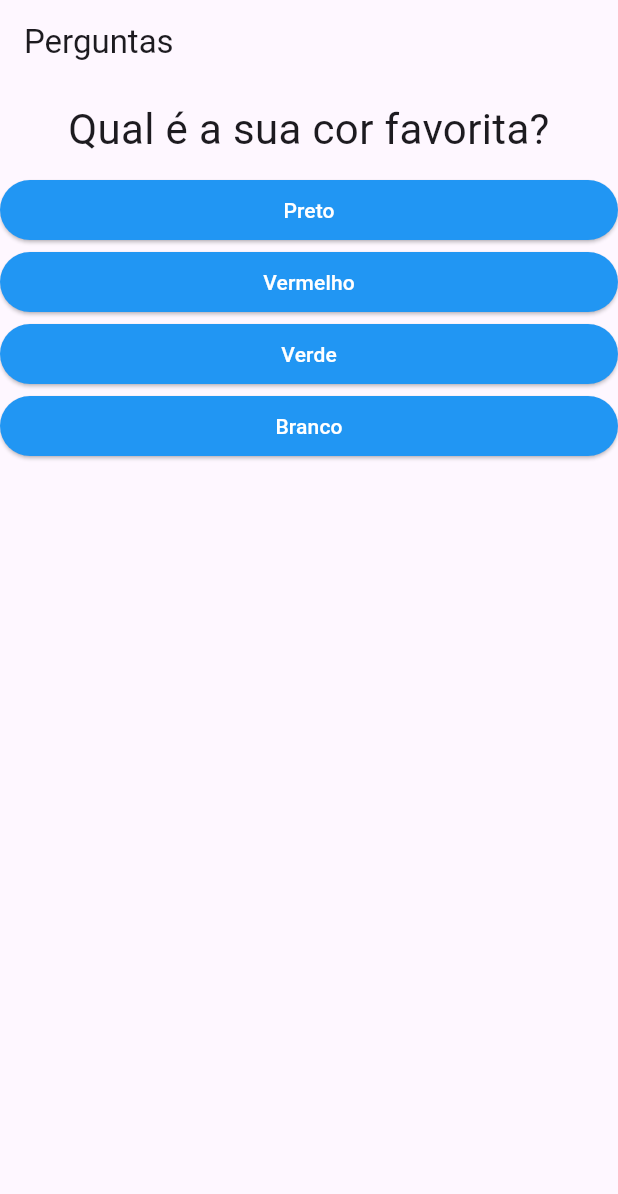
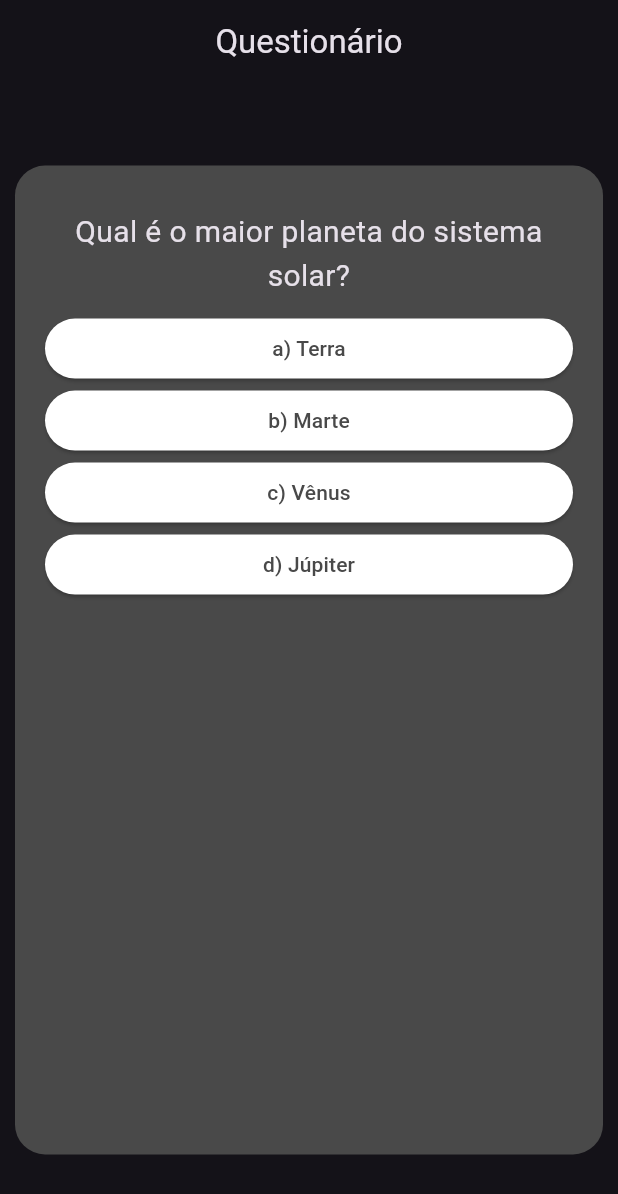
Before and after one commit to GabrielHR0sa/Learning_Flutter, a Flutter app: the screen it shows after launch, on a phone screen of 412 x 824 dp. Shown: the top 1194 px of the screen. Run offline on Flutter 3.47's test engine with Material 3 defaults, Android fonts, the phone set to English and light mode, and no system bars.

Commit message:
changing the colors and questions

```diff
--- a/questions_project/lib/src/pages/main.dart
+++ b/questions_project/lib/src/pages/main.dart
@@ -9,30 +9,93 @@ class _PerguntaAppState extends State<PerguntaApp> {
   var _pontuacaoTotal = 0;
   final _perguntas = const [
     {
-      'texto': 'Qual é a sua cor favorita?',
+      'texto': 'Qual é o maior planeta do sistema solar?',
       'respostas': [
-        {'texto': 'Preto', 'pontuacao': 10},
-        {'texto': 'Vermelho', 'pontuacao': 5},
-        {'texto': 'Verde', 'pontuacao': 3},
-        {'texto': 'Branco', 'pontuacao': 1},
+        {'texto': 'a) Terra', 'pontuacao': 0},
+        {'texto': 'b) Marte', 'pontuacao': 0},
+        {'texto': 'c) Vênus', 'pontuacao': 0},
+        {'texto': 'd) Júpiter', 'pontuacao': 1},
       ],
     },
     {
-      'texto': 'Qual é o seu animal favorito?',
+      'texto': 'Quem foi o primeiro presidente dos Estados Unidos?',
       'respostas': [
-        {'texto': 'Coelho', 'pontuacao': 10},
-        {'texto': 'Cobra', 'pontuacao': 5},
-        {'texto': 'Elefante', 'pontuacao': 3},
-        {'texto': 'Leão', 'pontuacao': 1},
+        {'texto': 'a) Abraham Lincoln', 'pontuacao': 0},
+        {'texto': 'b) George Washington', 'pontuacao': 1},
+        {'texto': 'c) Thomas Jefferson', 'pontuacao': 0},
+        {'texto': 'd) John Adams', 'pontuacao': 0},
       ],
     },
     {
-      'texto': 'Qual é o seu instrutor favorito?',
+      'texto': 'Qual é a capital do Japão?',
       'respostas': [
-        {'texto': 'Leo', 'pontuacao': 10},
-        {'texto': 'Maria', 'pontuacao': 5},
-        {'texto': 'João', 'pontuacao': 3},
-        {'texto': 'Pedro', 'pontuacao': 1},
+        {'texto': 'a) Pequim', 'pontuacao': 0},
+        {'texto': 'b) Seul', 'pontuacao': 0},
+        {'texto': 'c) Tóquio', 'pontuacao': 1},
+        {'texto': 'd) Bangcoc', 'pontuacao': 0},
+      ],
+    },
+    {
+      'texto': 'Quem escreveu "Romeu e Julieta"?',
+      'respostas': [
+        {'texto': 'a) William Shakespeare', 'pontuacao': 1},
+        {'texto': 'b) Charles Dickens', 'pontuacao': 0},
+        {'texto': 'c) Jane Austen', 'pontuacao': 0},
+        {'texto': 'd) F. Scott Fitzgerald', 'pontuacao': 0},
+      ],
+    },
+    {
+      'texto': 'Qual é o maior oceano da Terra?',
+      'respostas': [
+        {'texto': 'a) Oceano Atlântico', 'pontuacao': 0},
+        {'texto': 'b) Oceano Índico', 'pontuacao': 0},
+        {'texto': 'c) Oceano Ártico', 'pontuacao': 0},
+        {'texto': 'd) Oceano Pacífico', 'pontuacao': 1},
+      ],
+    },
+    {
+      'texto': 'Em que ano a Primeira Guerra Mundial começou?',
+      'respostas': [
+        {'texto': 'a) 1914', 'pontuacao': 1},
+        {'texto': 'b) 1918', 'pontuacao': 0},
+        {'texto': 'c) 1939', 'pontuacao': 0},
+        {'texto': 'd) 1945', 'pontuacao': 0},
+      ],
+    },
+    {
+      'texto': 'Quem é conhecido como o "pai da computação"?',
+      'respostas': [
+        {'texto': 'a) Steve Jobs', 'pontuacao': 0},
+        {'texto': 'b) Bill Gates', 'pontuacao': 0},
+        {'texto': 'c) Alan Turing', 'pontuacao': 1},
+        {'texto': 'd) Tim Berners-Lee', 'pontuacao': 0},
+      ],
+    },
+    {
+      'texto': 'Qual é o rio mais longo do mundo?',
+      'respostas': [
+        {'texto': 'a) Nilo', 'pontuacao': 0},
+        {'texto': 'b) Amazonas', 'pontuacao': 1},
+        {'texto': 'c) Yangtzé', 'pontuacao': 0},
+        {'texto': 'd) Mississipi', 'pontuacao': 0},
+      ],
+    },
+    {
+      'texto': 'Qual é o símbolo químico para o ouro?',
+      'respostas': [
+        {'texto': 'a) Ag', 'pontuacao': 0},
+        {'texto': 'b) Fe', 'pontuacao': 0},
+        {'texto': 'c) Au', 'pontuacao': 1},
+        {'texto': 'd) Pb', 'pontuacao': 0},
+      ],
+    },
+    {
+      'texto': 'Quem pintou a Mona Lisa?',
+      'respostas': [
+        {'texto': 'a) Vincent van Gogh', 'pontuacao': 0},
+        {'texto': 'b) Pablo Picasso', 'pontuacao': 0},
+        {'texto': 'c) Leonardo da Vinci', 'pontuacao': 1},
+        {'texto': 'd) Claude Monet', 'pontuacao': 0},
       ],
     }
   ];
@@ -59,16 +122,30 @@ class _PerguntaAppState extends State<PerguntaApp> {
 
   @override
   Widget build(BuildContext context) {
+    final altura = MediaQuery.of(context).size.height;
+    final largura = MediaQuery.of(context).size.width;
     return MaterialApp(
+      theme: ThemeData.dark(),
       home: Scaffold(
         appBar: AppBar(
-          title: const Text('Perguntas'),
+          title: Center(child: const Text('Questionário')),
         ),
         body: temPerguntaSelecionada
-            ? Questionario(
-                perguntas: _perguntas,
-                perguntaSelecionada: _perguntaSelecionada,
-                quandoResponder: _responder,
+            ? Align(
+                alignment: Alignment.center,
+                child: Container(
+                  height: altura * 0.8,
+                  width: largura * 1,
+                  margin: EdgeInsets.all(10),
+                  decoration: BoxDecoration(
+                      color: Color.fromARGB(255, 73, 73, 73),
+                      borderRadius: BorderRadius.circular(20)),
+                  child: Questionario(
+                    perguntas: _perguntas,
+                    perguntaSelecionada: _perguntaSelecionada,
+                    quandoResponder: _responder,
+                  ),
+                ),
               )
             : Resultado(_pontuacaoTotal, _reiniciarQuestionario),
       ),
--- a/questions_project/lib/src/pages/questao.dart
+++ b/questions_project/lib/src/pages/questao.dart
@@ -12,7 +12,7 @@ class Questao extends StatelessWidget {
       margin: const EdgeInsets.all(10),
       child: Text(
         texto,
-        style: const TextStyle(fontSize: 28),
+        style: const TextStyle(fontSize: 20),
         textAlign: TextAlign.center,
       ),
     );
--- a/questions_project/lib/src/pages/questionario.dart
+++ b/questions_project/lib/src/pages/questionario.dart
@@ -25,7 +25,9 @@ class Questionario extends StatelessWidget {
             as List<Map<String, Object>>
         : [];
 
-    return Column(
+    return Padding(
+      padding: const EdgeInsets.all(20.0),
+      child: Column(
         children: [
           Questao(perguntas[perguntaSelecionada]['texto'] as String),
           ...respostas.map((resp) {
@@ -35,6 +37,7 @@ class Questionario extends StatelessWidget {
             );
           }).toList(),
         ],
+      ),
     );
   }
 }
--- a/questions_project/lib/src/pages/resposta.dart
+++ b/questions_project/lib/src/pages/resposta.dart
@@ -12,8 +12,9 @@ class Resposta extends StatelessWidget {
       width: double.infinity,
       child: ElevatedButton(
         style: ElevatedButton.styleFrom(
-          backgroundColor: Colors.blue,
-          foregroundColor: Colors.white,
+
+          backgroundColor: const Color.fromARGB(255, 255, 255, 255),
+          foregroundColor: Color.fromARGB(255, 73, 73, 73),
         ),
         onPressed: quandoSelecionado,
         child: Text(texto),
--- a/questions_project/lib/src/pages/resultado.dart
+++ b/questions_project/lib/src/pages/resultado.dart
@@ -8,14 +8,16 @@ class Resultado extends StatelessWidget {
       {super.key});
 
   String get fraseResultado {
-    if (pontuacao < 8) {
-      return 'Parabéns';
-    } else if (pontuacao < 12) {
-      return 'Você é bom!';
-    } else if (pontuacao < 16) {
-      return 'Impressionante!';
+    if (pontuacao == 10) {
+      return 'Parabéns! \n Número de acertos: $pontuacao';
+    } else if (pontuacao < 10 && pontuacao >= 7) {
+      return 'Você é bom! \n Número de acertos: $pontuacao';
+    } else if (pontuacao < 7 && pontuacao >= 5) {
+      return 'Razoável! \n Número de acertos: $pontuacao';
+    } else if (pontuacao < 5 && pontuacao >= 1) {
+      return 'Precisa Melhorar! \n Número de acertos: $pontuacao';
     } else {
-      return 'Nível Jedi!';
+      return 'Não foi dessa vez! \n Número de acertos: $pontuacao';
     }
   }
 
@@ -28,16 +30,22 @@ class Resultado extends StatelessWidget {
           child: Text(
             fraseResultado,
             style: const TextStyle(
-              fontSize: 28,
+              fontSize: 20,
             ),
+            textAlign: TextAlign.center,
           ),
         ),
-        TextButton(
+        const SizedBox(
+          height: 20,
+        ),
+        ElevatedButton(
           onPressed: quandoReiniciarQuestionario,
+          style: ElevatedButton.styleFrom(backgroundColor: Colors.white),
           child: const Text(
             'Reiniciar?',
             style: TextStyle(
               fontSize: 18,
+              color: Color.fromARGB(255, 73, 73, 73),
             ),
           ),
         ),
```
Lines whose indentation alone changed are shown as unchanged.
